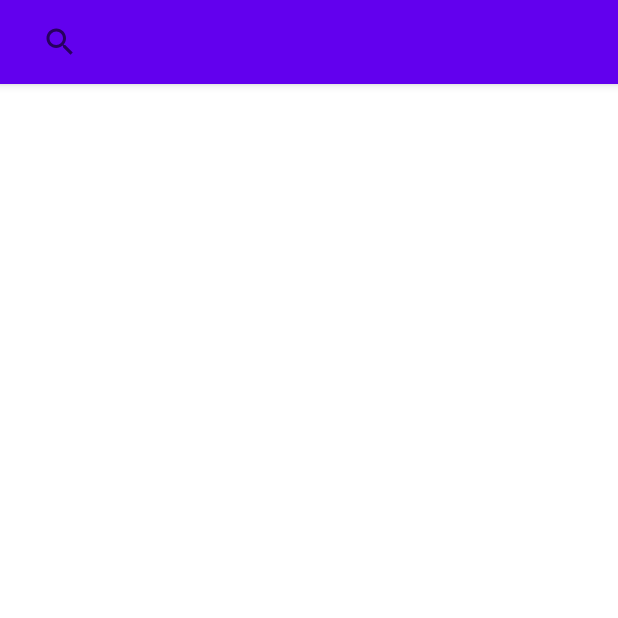
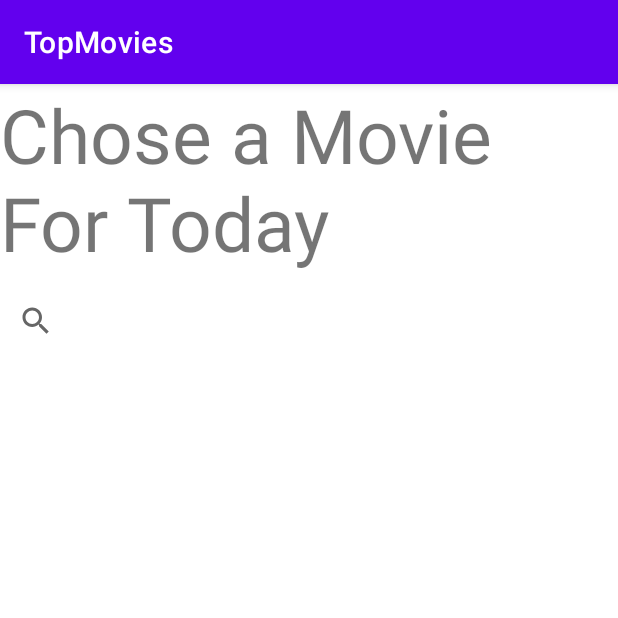
Before and after one commit to r2g5b5/TopMovies, an Android app: the screen it shows after launch (MainActivity), on a phone screen of 412 x 824 dp, the top half of it. Run offline under Robolectric (Android 15) with nearby library versions, the phone set to English and light mode, and no system bars; pictures from the network do not load.

Commit message:
initial commit

```diff
--- a/app/src/main/res/layout/activity_main.xml
+++ b/app/src/main/res/layout/activity_main.xml
@@ -21,11 +21,7 @@
             android:id="@+id/main_toolbar"
             >
 
-            <androidx.appcompat.widget.SearchView
-                android:layout_width="match_parent"
-                android:layout_height="?attr/actionBarSize"
-                app:queryHint="Search for a movie"
-                android:id="@+id/main_searchView"/>
+
 
 
 
@@ -34,9 +30,27 @@
 
     </com.google.android.material.appbar.AppBarLayout>
 
+    <TextView
+        android:layout_width="match_parent"
+        android:layout_height="wrap_content"
+        android:layout_below="@id/main_appbar"
+        android:text="Chose a Movie For Today"
+        android:id="@+id/textview"
+        android:textSize="50dp"/>
+
+    <androidx.appcompat.widget.SearchView
+
+        android:layout_width="match_parent"
+        android:layout_below="@id/textview"
+        android:layout_marginTop="4dp"
+        android:layout_height="?attr/actionBarSize"
+        app:queryHint="Search for a movie"
+        android:id="@+id/main_searchView"/>
+
     <androidx.recyclerview.widget.RecyclerView
         android:layout_width="match_parent"
-        android:layout_below="@id/main_appbar"
+        android:layout_marginTop="16dp"
+        android:layout_below="@id/main_searchView"
         android:layout_height="match_parent"
         android:id="@+id/main_recyclerView"/>
 
```
